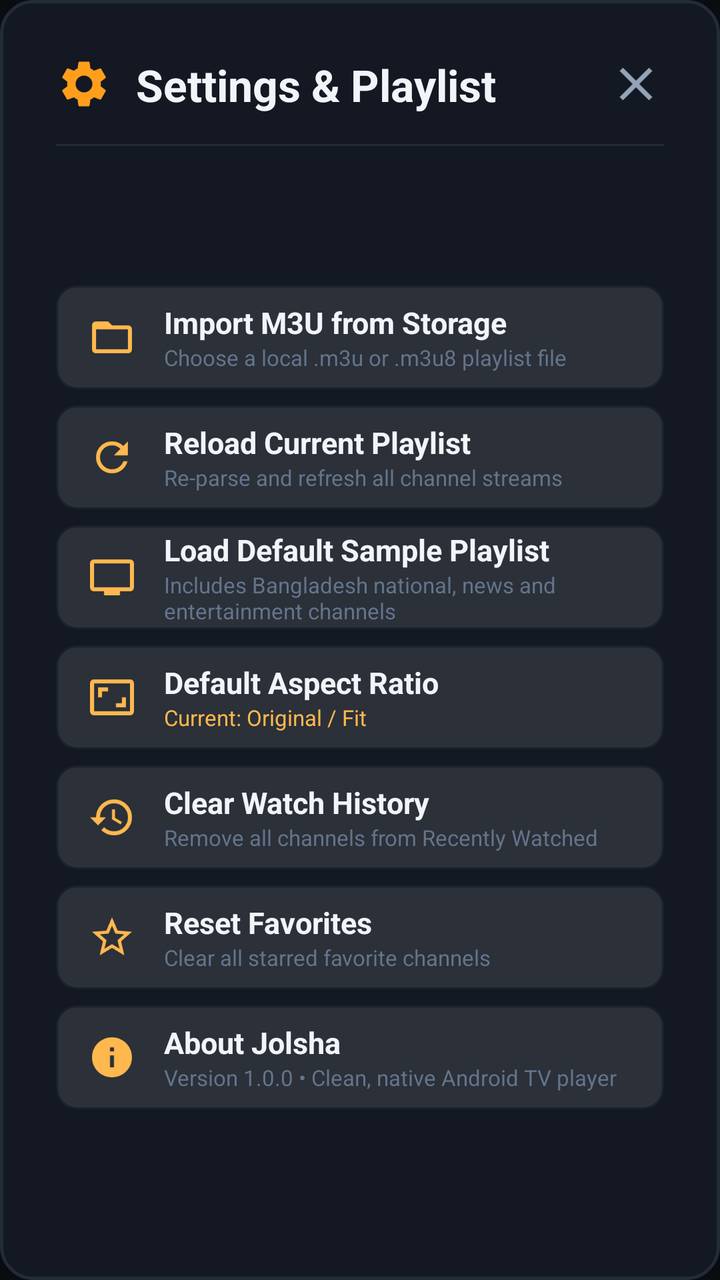
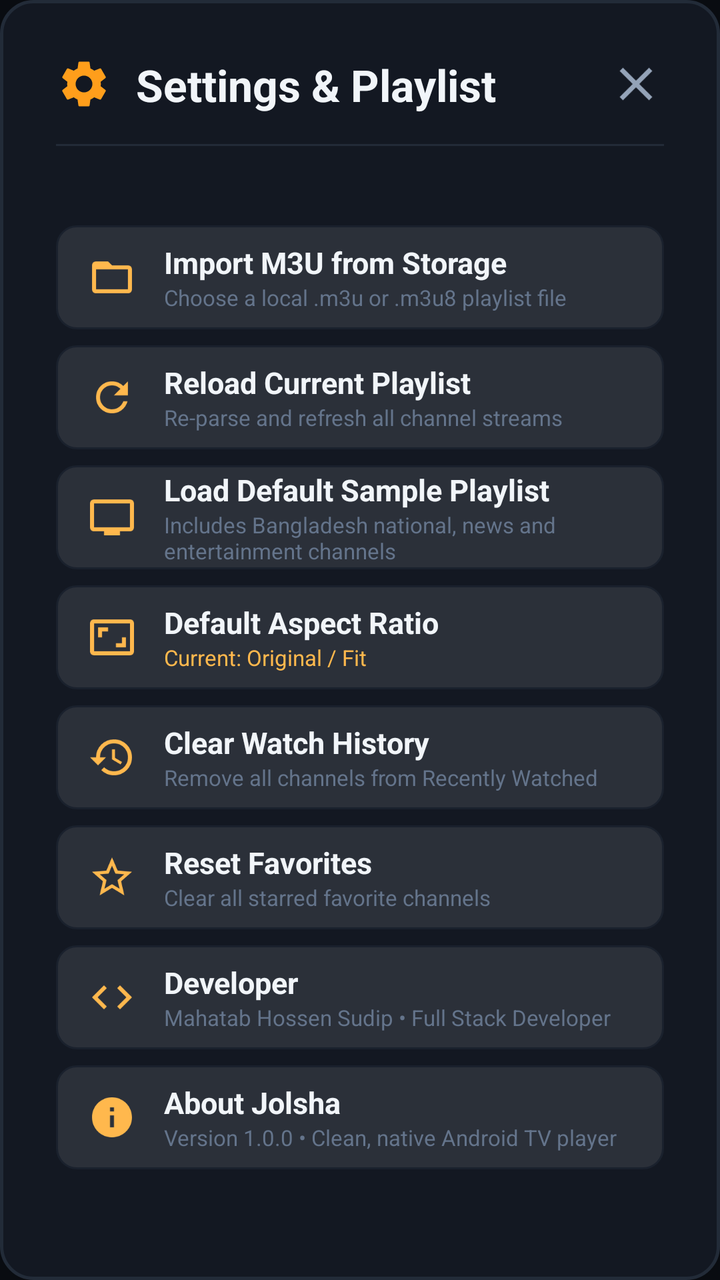

Screens rendered from an Android XML layout before and after an edit, with the pre-edit source and the edit as a unified diff.
<!-- AndroidManifest.xml: application theme Theme.Jolsha.TV -->
<!-- res/layout/dialog_settings.xml -->
<?xml version="1.0" encoding="utf-8"?>
<androidx.constraintlayout.widget.ConstraintLayout xmlns:android="http://schemas.android.com/apk/res/android"
    xmlns:app="http://schemas.android.com/apk/res-auto"
    xmlns:tools="http://schemas.android.com/tools"
    android:layout_width="@dimen/dialog_settings_width"
    android:layout_height="wrap_content"
    android:background="@drawable/bg_dialog_card"
    android:padding="28dp">

    
    <ImageView
        android:id="@+id/dialogIcon"
        android:layout_width="28dp"
        android:layout_height="28dp"
        android:contentDescription="@string/settings_title"
        android:src="@drawable/ic_settings"
        android:tint="@color/accent_primary"
        app:layout_constraintStart_toStartOf="parent"
        app:layout_constraintTop_toTopOf="parent" />

    <TextView
        android:id="@+id/dialogTitle"
        android:layout_width="0dp"
        android:layout_height="wrap_content"
        android:layout_marginStart="12dp"
        android:text="@string/settings_title"
        android:textColor="@color/text_primary"
        android:textSize="@dimen/text_size_large_title"
        android:textStyle="bold"
        app:layout_constraintBottom_toBottomOf="@id/dialogIcon"
        app:layout_constraintEnd_toStartOf="@id/dialogButtonClose"
        app:layout_constraintStart_toEndOf="@id/dialogIcon"
        app:layout_constraintTop_toTopOf="@id/dialogIcon" />

    <ImageView
        android:id="@+id/dialogButtonClose"
        android:layout_width="28dp"
        android:layout_height="28dp"
        android:background="?attr/selectableItemBackgroundBorderless"
        android:contentDescription="@string/action_close"
        android:focusable="true"
        android:src="@drawable/ic_close"
        android:tint="@color/text_secondary"
        app:layout_constraintBottom_toBottomOf="@id/dialogIcon"
        app:layout_constraintEnd_toEndOf="parent"
        app:layout_constraintTop_toTopOf="@id/dialogIcon" />

    <View
        android:id="@+id/dividerHeader"
        android:layout_width="match_parent"
        android:layout_height="1dp"
        android:layout_marginTop="16dp"
        android:background="@color/border_card"
        app:layout_constraintTop_toBottomOf="@id/dialogIcon" />

    
    <ScrollView
        android:layout_width="match_parent"
        android:layout_height="wrap_content"
        android:layout_marginTop="12dp"
        android:clipToPadding="false"
        app:layout_constrainedHeight="true"
        app:layout_constraintBottom_toBottomOf="parent"
        app:layout_constraintTop_toBottomOf="@id/dividerHeader">

        <LinearLayout
            android:layout_width="match_parent"
            android:layout_height="wrap_content"
            android:orientation="vertical">

            
            <LinearLayout
                android:id="@+id/rowImportM3U"
                android:layout_width="match_parent"
                android:layout_height="@dimen/dialog_item_height"
                android:layout_marginBottom="8dp"
                android:background="@drawable/bg_dialog_item"
                android:clickable="true"
                android:focusable="true"
                android:focusableInTouchMode="true"
                android:gravity="center_vertical"
                android:orientation="horizontal"
                android:paddingStart="16dp"
                android:paddingEnd="16dp">

                <ImageView
                    android:layout_width="24dp"
                    android:layout_height="24dp"
                    android:contentDescription="@string/settings_import_m3u"
                    android:src="@drawable/ic_folder_open"
                    android:tint="@color/accent_primary_light" />

                <LinearLayout
                    android:layout_width="0dp"
                    android:layout_height="wrap_content"
                    android:layout_marginStart="14dp"
                    android:layout_weight="1"
                    android:orientation="vertical">

                    <TextView
                        android:layout_width="wrap_content"
                        android:layout_height="wrap_content"
                        android:text="@string/settings_import_m3u"
                        android:textColor="@color/text_primary"
                        android:textSize="@dimen/text_size_subtitle"
                        android:textStyle="bold" />

                    <TextView
                        android:layout_width="wrap_content"
                        android:layout_height="wrap_content"
                        android:text="@string/settings_import_m3u_desc"
                        android:textColor="@color/text_muted"
                        android:textSize="@dimen/text_size_caption" />
                </LinearLayout>
            </LinearLayout>

            
            <LinearLayout
                android:id="@+id/rowReloadPlaylist"
                android:layout_width="match_parent"
                android:layout_height="@dimen/dialog_item_height"
                android:layout_marginBottom="8dp"
                android:background="@drawable/bg_dialog_item"
                android:clickable="true"
                android:focusable="true"
                android:focusableInTouchMode="true"
                android:gravity="center_vertical"
                android:orientation="horizontal"
                android:paddingStart="16dp"
                android:paddingEnd="16dp">

                <ImageView
                    android:layout_width="24dp"
                    android:layout_height="24dp"
                    android:contentDescription="@string/settings_reload_playlist"
                    android:src="@drawable/ic_refresh"
                    android:tint="@color/accent_primary_light" />

                <LinearLayout
                    android:layout_width="0dp"
                    android:layout_height="wrap_content"
                    android:layout_marginStart="14dp"
                    android:layout_weight="1"
                    android:orientation="vertical">

                    <TextView
                        android:layout_width="wrap_content"
                        android:layout_height="wrap_content"
                        android:text="@string/settings_reload_playlist"
                        android:textColor="@color/text_primary"
                        android:textSize="@dimen/text_size_subtitle"
                        android:textStyle="bold" />

                    <TextView
                        android:layout_width="wrap_content"
                        android:layout_height="wrap_content"
                        android:text="@string/settings_reload_playlist_desc"
                        android:textColor="@color/text_muted"
                        android:textSize="@dimen/text_size_caption" />
                </LinearLayout>
            </LinearLayout>

            
            <LinearLayout
                android:id="@+id/rowLoadSample"
                android:layout_width="match_parent"
                android:layout_height="@dimen/dialog_item_height"
                android:layout_marginBottom="8dp"
                android:background="@drawable/bg_dialog_item"
                android:clickable="true"
                android:focusable="true"
                android:focusableInTouchMode="true"
                android:gravity="center_vertical"
                android:orientation="horizontal"
                android:paddingStart="16dp"
                android:paddingEnd="16dp">

                <ImageView
                    android:layout_width="24dp"
                    android:layout_height="24dp"
                    android:contentDescription="@string/settings_load_sample"
                    android:src="@drawable/ic_tv"
                    android:tint="@color/accent_primary_light" />

                <LinearLayout
                    android:layout_width="0dp"
                    android:layout_height="wrap_content"
                    android:layout_marginStart="14dp"
                    android:layout_weight="1"
                    android:orientation="vertical">

                    <TextView
                        android:layout_width="wrap_content"
                        android:layout_height="wrap_content"
                        android:text="@string/settings_load_sample"
                        android:textColor="@color/text_primary"
                        android:textSize="@dimen/text_size_subtitle"
                        android:textStyle="bold" />

                    <TextView
                        android:layout_width="wrap_content"
                        android:layout_height="wrap_content"
                        android:text="@string/settings_load_sample_desc"
                        android:textColor="@color/text_muted"
                        android:textSize="@dimen/text_size_caption" />
                </LinearLayout>
            </LinearLayout>

            
            <LinearLayout
                android:id="@+id/rowDefaultAspectRatio"
                android:layout_width="match_parent"
                android:layout_height="@dimen/dialog_item_height"
                android:layout_marginBottom="8dp"
                android:background="@drawable/bg_dialog_item"
                android:clickable="true"
                android:focusable="true"
                android:focusableInTouchMode="true"
                android:gravity="center_vertical"
                android:orientation="horizontal"
                android:paddingStart="16dp"
                android:paddingEnd="16dp">

                <ImageView
                    android:layout_width="24dp"
                    android:layout_height="24dp"
                    android:contentDescription="@string/settings_default_aspect"
                    android:src="@drawable/ic_aspect_ratio"
                    android:tint="@color/accent_primary_light" />

                <LinearLayout
                    android:layout_width="0dp"
                    android:layout_height="wrap_content"
                    android:layout_marginStart="14dp"
                    android:layout_weight="1"
                    android:orientation="vertical">

                    <TextView
                        android:layout_width="wrap_content"
                        android:layout_height="wrap_content"
                        android:text="@string/settings_default_aspect"
                        android:textColor="@color/text_primary"
                        android:textSize="@dimen/text_size_subtitle"
                        android:textStyle="bold" />

                    <TextView
                        android:id="@+id/textCurrentAspectValue"
                        android:layout_width="wrap_content"
                        android:layout_height="wrap_content"
                        android:text="Current: Original / Fit"
                        android:textColor="@color/accent_primary_light"
                        android:textSize="@dimen/text_size_caption" />
                </LinearLayout>
            </LinearLayout>

            
            <LinearLayout
                android:id="@+id/rowClearHistory"
                android:layout_width="match_parent"
                android:layout_height="@dimen/dialog_item_height"
                android:layout_marginBottom="8dp"
                android:background="@drawable/bg_dialog_item"
                android:clickable="true"
                android:focusable="true"
                android:focusableInTouchMode="true"
                android:gravity="center_vertical"
                android:orientation="horizontal"
                android:paddingStart="16dp"
                android:paddingEnd="16dp">

                <ImageView
                    android:layout_width="24dp"
                    android:layout_height="24dp"
                    android:contentDescription="@string/settings_clear_history"
                    android:src="@drawable/ic_history"
                    android:tint="@color/accent_primary_light" />

                <LinearLayout
                    android:layout_width="0dp"
                    android:layout_height="wrap_content"
                    android:layout_marginStart="14dp"
                    android:layout_weight="1"
                    android:orientation="vertical">

                    <TextView
                        android:layout_width="wrap_content"
                        android:layout_height="wrap_content"
                        android:text="@string/settings_clear_history"
                        android:textColor="@color/text_primary"
                        android:textSize="@dimen/text_size_subtitle"
                        android:textStyle="bold" />

                    <TextView
                        android:layout_width="wrap_content"
                        android:layout_height="wrap_content"
                        android:text="@string/settings_clear_history_desc"
                        android:textColor="@color/text_muted"
                        android:textSize="@dimen/text_size_caption" />
                </LinearLayout>
            </LinearLayout>

            
            <LinearLayout
                android:id="@+id/rowResetFavorites"
                android:layout_width="match_parent"
                android:layout_height="@dimen/dialog_item_height"
                android:layout_marginBottom="8dp"
                android:background="@drawable/bg_dialog_item"
                android:clickable="true"
                android:focusable="true"
                android:focusableInTouchMode="true"
                android:gravity="center_vertical"
                android:orientation="horizontal"
                android:paddingStart="16dp"
                android:paddingEnd="16dp">

                <ImageView
                    android:layout_width="24dp"
                    android:layout_height="24dp"
                    android:contentDescription="@string/settings_reset_favorites"
                    android:src="@drawable/ic_favorite_border"
                    android:tint="@color/accent_primary_light" />

                <LinearLayout
                    android:layout_width="0dp"
                    android:layout_height="wrap_content"
                    android:layout_marginStart="14dp"
                    android:layout_weight="1"
                    android:orientation="vertical">

                    <TextView
                        android:layout_width="wrap_content"
                        android:layout_height="wrap_content"
                        android:text="@string/settings_reset_favorites"
                        android:textColor="@color/text_primary"
                        android:textSize="@dimen/text_size_subtitle"
                        android:textStyle="bold" />

                    <TextView
                        android:layout_width="wrap_content"
                        android:layout_height="wrap_content"
                        android:text="@string/settings_reset_favorites_desc"
                        android:textColor="@color/text_muted"
                        android:textSize="@dimen/text_size_caption" />
                </LinearLayout>
            </LinearLayout>

            
            <LinearLayout
                android:id="@+id/rowAbout"
                android:layout_width="match_parent"
                android:layout_height="@dimen/dialog_item_height"
                android:background="@drawable/bg_dialog_item"
                android:clickable="true"
                android:focusable="true"
                android:focusableInTouchMode="true"
                android:gravity="center_vertical"
                android:orientation="horizontal"
                android:paddingStart="16dp"
                android:paddingEnd="16dp">

                <ImageView
                    android:layout_width="24dp"
                    android:layout_height="24dp"
                    android:contentDescription="@string/settings_about"
                    android:src="@drawable/ic_info"
                    android:tint="@color/accent_primary_light" />

                <LinearLayout
                    android:layout_width="0dp"
                    android:layout_height="wrap_content"
                    android:layout_marginStart="14dp"
                    android:layout_weight="1"
                    android:orientation="vertical">

                    <TextView
                        android:layout_width="wrap_content"
                        android:layout_height="wrap_content"
                        android:text="@string/settings_about"
                        android:textColor="@color/text_primary"
                        android:textSize="@dimen/text_size_subtitle"
                        android:textStyle="bold" />

                    <TextView
                        android:layout_width="wrap_content"
                        android:layout_height="wrap_content"
                        android:text="@string/settings_about_desc"
                        android:textColor="@color/text_muted"
                        android:textSize="@dimen/text_size_caption" />
                </LinearLayout>
            </LinearLayout>

        </LinearLayout>
    </ScrollView>

</androidx.constraintlayout.widget.ConstraintLayout>
<!-- resources referenced by this layout -->
<resources>
  <color name="accent_primary">#FF9E1B</color>
  <color name="accent_primary_light">#FFB84D</color>
  <color name="border_card">#222B38</color>
  <color name="text_muted">#64748B</color>
  <color name="text_primary">#F1F5F9</color>
  <color name="text_secondary">#94A3B8</color>
  <dimen name="dialog_item_height">52dp</dimen>
  <dimen name="dialog_settings_width">520dp</dimen>
  <dimen name="text_size_caption">11sp</dimen>
  <dimen name="text_size_large_title">22sp</dimen>
  <dimen name="text_size_subtitle">15sp</dimen>
  <!-- drawable bg_dialog_card (drawable) -->
  <?xml version="1.0" encoding="utf-8"?>
  <shape xmlns:android="http://schemas.android.com/apk/res/android"
      android:shape="rectangle">
      <corners android:radius="@dimen/dialog_settings_radius" />
      <solid android:color="@color/bg_surface" />
      <stroke
          android:width="1.5dp"
          android:color="@color/border_card" />
  </shape>
  <!-- drawable ic_info (drawable) -->
  <?xml version="1.0" encoding="utf-8"?>
  <vector xmlns:android="http://schemas.android.com/apk/res/android"
      android:width="24dp"
      android:height="24dp"
      android:viewportWidth="24"
      android:viewportHeight="24"
      android:tint="?attr/colorControlNormal">
      <path
          android:fillColor="@android:color/white"
          android:pathData="M12,2C6.48,2 2,6.48 2,12s4.48,10 10,10 10,-4.48 10,-10S17.52,2 12,2zm1,15h-2v-6h2v6zm0,-8h-2V7h2v2z" />
  </vector>
  <string name="action_close">Close</string>
  <string name="settings_about">About Jolsha</string>
  <string name="settings_about_desc">Version 1.0.0 • Clean, native Android TV player</string>
  <string name="settings_clear_history">Clear Watch History</string>
  <string name="settings_clear_history_desc">Remove all channels from Recently Watched</string>
  <string name="settings_default_aspect">Default Aspect Ratio</string>
  <string name="settings_import_m3u">Import M3U from Storage</string>
  <string name="settings_import_m3u_desc">Choose a local .m3u or .m3u8 playlist file</string>
  <string name="settings_load_sample">Load Default Sample Playlist</string>
  <string name="settings_load_sample_desc">Includes Bangladesh national, news and entertainment channels</string>
  <string name="settings_reload_playlist">Reload Current Playlist</string>
  <string name="settings_reload_playlist_desc">Re-parse and refresh all channel streams</string>
  <string name="settings_reset_favorites">Reset Favorites</string>
  <string name="settings_reset_favorites_desc">Clear all starred favorite channels</string>
  <string name="settings_title">Settings &amp; Playlist</string>
  <dimen name="dialog_settings_radius">16dp</dimen>
  <color name="bg_surface">#131822</color>
  <color name="bg_card_focused">#222D3E</color>
  <color name="border_card_focused">#FF9E1B</color>
  <color name="bg_surface_card_selected">#1C2433</color>
  <color name="border_card_subtle">#1A212D</color>
  <color name="bg_main">#090C11</color>
  <!-- unchanged entries left out for length: 10 -->
</resources>

<!-- the commit's change to res/layout/dialog_settings.xml (unified diff, before → after) -->
@@ -347,6 +347,52 @@
 
             
             <LinearLayout
+                android:id="@+id/rowDeveloper"
+                android:layout_width="match_parent"
+                android:layout_height="@dimen/dialog_item_height"
+                android:layout_marginBottom="8dp"
+                android:background="@drawable/bg_dialog_item"
+                android:clickable="true"
+                android:focusable="true"
+                android:focusableInTouchMode="true"
+                android:gravity="center_vertical"
+                android:orientation="horizontal"
+                android:paddingStart="16dp"
+                android:paddingEnd="16dp">
+
+                <ImageView
+                    android:layout_width="24dp"
+                    android:layout_height="24dp"
+                    android:contentDescription="@string/settings_developer"
+                    android:src="@drawable/ic_developer"
+                    android:tint="@color/accent_primary_light" />
+
+                <LinearLayout
+                    android:layout_width="0dp"
+                    android:layout_height="wrap_content"
+                    android:layout_marginStart="14dp"
+                    android:layout_weight="1"
+                    android:orientation="vertical">
+
+                    <TextView
+                        android:layout_width="wrap_content"
+                        android:layout_height="wrap_content"
+                        android:text="@string/settings_developer"
+                        android:textColor="@color/text_primary"
+                        android:textSize="@dimen/text_size_subtitle"
+                        android:textStyle="bold" />
+
+                    <TextView
+                        android:layout_width="wrap_content"
+                        android:layout_height="wrap_content"
+                        android:text="@string/settings_developer_desc"
+                        android:textColor="@color/text_muted"
+                        android:textSize="@dimen/text_size_caption" />
+                </LinearLayout>
+            </LinearLayout>
+
+            
+            <LinearLayout
                 android:id="@+id/rowAbout"
                 android:layout_width="match_parent"
                 android:layout_height="@dimen/dialog_item_height"
<!-- resource entries referenced after the edit -->
@@ -21,6 +21,16 @@
           android:width="1.5dp"
           android:color="@color/border_card" />
   </shape>
+  <!-- drawable ic_developer (drawable) -->
+  <vector xmlns:android="http://schemas.android.com/apk/res/android"
+      android:width="24dp"
+      android:height="24dp"
+      android:viewportWidth="24"
+      android:viewportHeight="24">
+      <path
+          android:fillColor="#FFFFFFFF"
+          android:pathData="M9.4,16.6L4.8,12l4.6,-4.6L8,6l-6,6 6,6 1.4,-1.4zM14.6,16.6l4.6,-4.6 -4.6,-4.6L16,6l6,6 -6,6 -1.4,-1.4z" />
+  </vector>
   <!-- drawable ic_info (drawable) -->
   <?xml version="1.0" encoding="utf-8"?>
   <vector xmlns:android="http://schemas.android.com/apk/res/android"
@@ -39,6 +49,8 @@
   <string name="settings_clear_history">Clear Watch History</string>
   <string name="settings_clear_history_desc">Remove all channels from Recently Watched</string>
   <string name="settings_default_aspect">Default Aspect Ratio</string>
+  <string name="settings_developer">Developer</string>
+  <string name="settings_developer_desc">Mahatab Hossen Sudip • Full Stack Developer</string>
   <string name="settings_import_m3u">Import M3U from Storage</string>
   <string name="settings_import_m3u_desc">Choose a local .m3u or .m3u8 playlist file</string>
   <string name="settings_load_sample">Load Default Sample Playlist</string>
